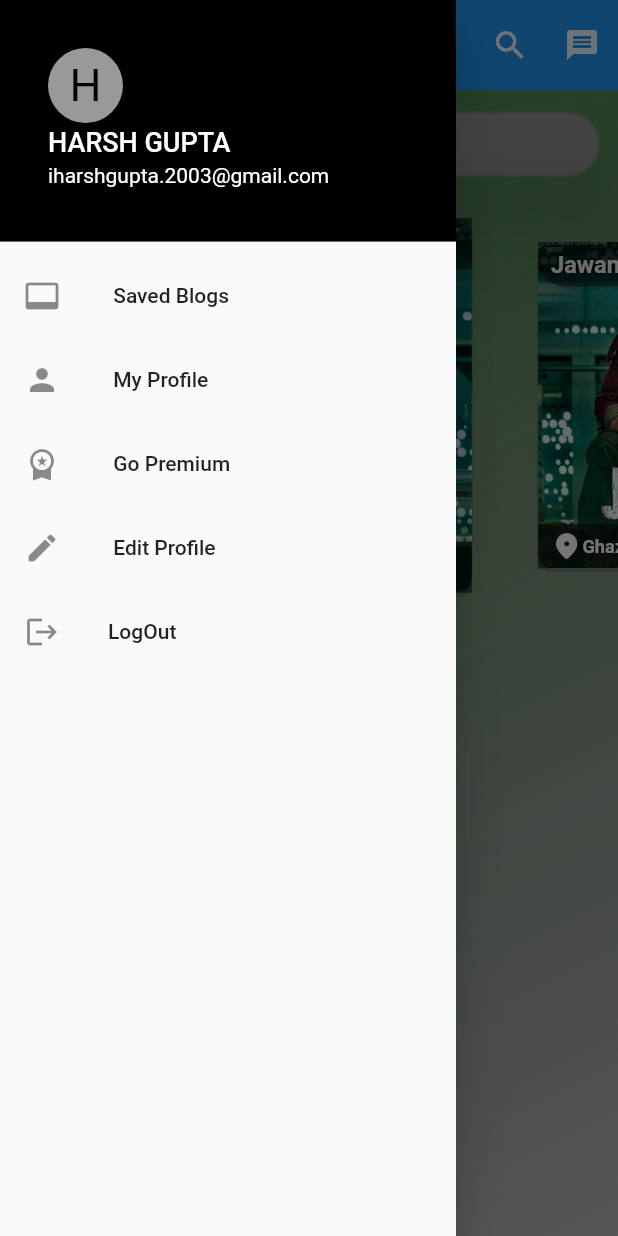
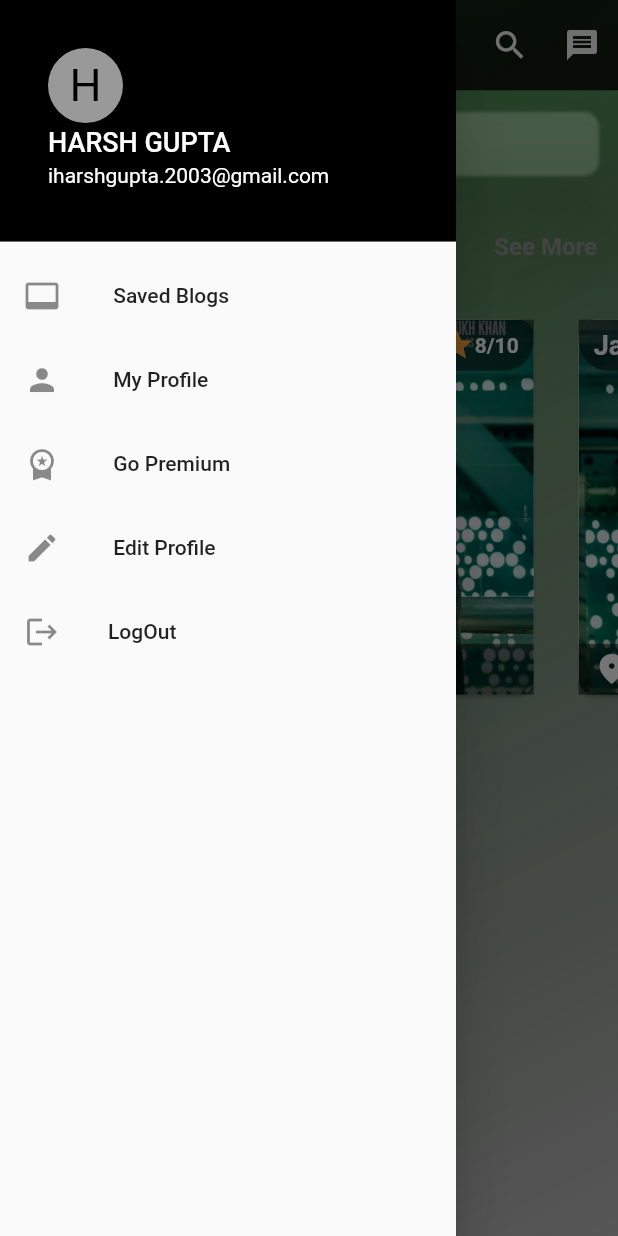
Before and after one commit to HarshGupta0/MovieTicketBooking, a Flutter app: the screen it shows after launch, with the side drawer open, on a phone screen of 412 x 824 dp. Run offline on Flutter 3.47's test engine with Material 2 defaults, Android fonts, the phone set to English and light mode, and no system bars; drawn by our look-alikes of carousel_slider; our stand-ins replace lottie; missing offline and left inert: gradient_textfield.

Commit message:
made some changes

```diff
--- a/lib/view/home.dart
+++ b/lib/view/home.dart
@@ -5,6 +5,7 @@ import 'package:movieticket/effects/glitch.dart';
 import 'package:movieticket/model/SearchModel.dart';
 import 'package:movieticket/widgets/SearchField.dart';
 import 'package:movieticket/widgets/carousel_sliderCard.dart';
+import 'package:movieticket/widgets/drawer.dart';
 
 class Home extends StatefulWidget {
   const Home({Key? key}) : super(key: key);
@@ -26,7 +27,8 @@ class _HomeState extends State<Home> {
               colors: [Colors.green.shade600,Colors.black26])),
       child: Scaffold(
         backgroundColor: Colors.transparent,
-        appBar: AppBar(
+        appBar:AppBar(
+          backgroundColor: Colors.black.withOpacity(.8),
           title: GlithEffect(
             child: Text("Now Showing"),
           ),
@@ -54,84 +56,22 @@ class _HomeState extends State<Home> {
           elevation: 50.0,
           systemOverlayStyle: SystemUiOverlayStyle.light,
         ),
-        drawer: Drawer(
-          child: ListView(
-            padding: EdgeInsets.all(0),
-            children: [
-              DrawerHeader(
-                decoration: BoxDecoration(
-                  color: Colors.black,
-                ), //BoxDecoration
-                child: UserAccountsDrawerHeader(
-                  decoration: BoxDecoration(
-                    color: Colors.black,
-                  ),
-                  accountName: Text(
-                    "HARSH GUPTA",
-                    style: TextStyle(fontSize: 18),
-                  ),
-                  accountEmail: Text("iharshgupta.2003@gmail.com"),
-                  currentAccountPictureSize: Size.square(50),
-                  currentAccountPicture: CircleAvatar(
-                    backgroundColor: Colors.white.withOpacity(.6),
-                    child: Text(
-                      "H",
-                      style: TextStyle(fontSize: 30.0, color: Colors.black),
-                    ), //Text
-                  ), //circleAvatar
-                ), //UserAccountDrawerHeader
-              ),
-              ListTile(
-                leading: Icon(Icons.video_label),
-                title: Text(' Saved Blogs '),
-                onTap: () {
-                  //   Navigator.push(
-                  //       context,
-                  //       MaterialPageRoute(
-                  //           builder: (context) =>
-                  //               Liked()));
-                },
-              ), //DrawerHeader
-              ListTile(
-                leading: Icon(Icons.person),
-                title: Text(' My Profile '),
-                onTap: () {
-                  //   Navigator.push(
-                  //       context,
-                  //       MaterialPageRoute(
-                  //           builder: (context) =>
-                  //               Profile()));
-                },
-              ),
-              ListTile(
-                leading: Icon(Icons.workspace_premium),
-                title: Text(' Go Premium '),
-                onTap: () {
-                  Navigator.pop(context);
-                },
-              ),
-              ListTile(
-                leading: Icon(Icons.edit),
-                title: Text(' Edit Profile '),
-                onTap: () {
-                  Navigator.pop(context);
-                },
-              ),
-              ListTile(
-                leading: Icon(Icons.logout),
-                title: Text('LogOut'),
-                onTap: () {
-                  Navigator.pop(context);
-                },
-              ),
-            ],
-          ),
-        ),
+        drawer:drawer(),
         body: Container(
           child: SingleChildScrollView(
             child: Column(
               children: [
                 InputText(MylableText: "Find Movie"),
+                SizedBox(height: 10,),
+                Container(
+                  margin: EdgeInsets.symmetric(horizontal: 6),
+                  child: Row(
+                  mainAxisAlignment: MainAxisAlignment.spaceBetween,
+                  children: [
+                    Text("New Movies",style: TextStyle(fontWeight: FontWeight.bold,color: Colors.white,fontSize: 25),),
+                    TextButton(onPressed: (){}, child:Text("See More",style: TextStyle(color: Colors.grey,fontSize: 16,fontWeight: FontWeight.bold),))
+                  ],),),
+                SizedBox(height: 10,),
                 CarouselSlider(
                   items: [
                     //1st Image of Slider
@@ -177,15 +117,15 @@ class _HomeState extends State<Home> {
                   //Slider Container properties
                   options: CarouselOptions(
                     height: 280,
-                    enlargeCenterPage: true,
                     autoPlay: true,
                     aspectRatio: 15 / 20,
-                    autoPlayCurve: Curves.fastOutSlowIn,
+                    autoPlayCurve: Curves.fastEaseInToSlowEaseOut,
                     enableInfiniteScroll: true,
                     autoPlayAnimationDuration: Duration(milliseconds: 200),
-                    viewportFraction: 0.6,
+
                   ),
                 ),
+
               ],
             ),
           ),
--- a/lib/widgets/SearchField.dart
+++ b/lib/widgets/SearchField.dart
@@ -11,16 +11,20 @@ class InputText extends StatelessWidget {
 
   @override
   Widget build(BuildContext context) {
-    return Container(
+    return InkWell(
+      onTap: () {
+        showSearch(context: context, delegate: CustomSearchDelegate());
+      },
+      child: Container(
         alignment: Alignment.center,
         margin: EdgeInsets.all(15),
         width: double.infinity,
         height: 40,
         decoration: BoxDecoration(
-          borderRadius: BorderRadius.circular(20),
+          borderRadius: BorderRadius.circular(10),
           boxShadow: [
             BoxShadow(
-              color: Colors.grey,
+              color: Colors.green.shade200,
               offset: Offset(1.0, 1.0),
               spreadRadius: (1.0),
               blurRadius: (1.0),
@@ -28,13 +32,16 @@ class InputText extends StatelessWidget {
           ],
         ),
         child: InkWell(
-          onTap:  () {
-            showSearch(
-                context: context, delegate: CustomSearchDelegate()
-            );
+          onTap: () {
+            showSearch(context: context, delegate: CustomSearchDelegate());
           },
-          child:Text("$MylableText",style: TextStyle(fontSize: 15,fontWeight: FontWeight.bold),),
+          child: Text(
+            "$MylableText",
+            style: TextStyle(
+                fontSize: 15, fontWeight: FontWeight.bold, color: Colors.white),
+          ),
         ),
+      ),
     );
   }
 }
--- a/lib/widgets/carousel_sliderCard.dart
+++ b/lib/widgets/carousel_sliderCard.dart
@@ -65,6 +65,7 @@ class CarouselCard extends StatelessWidget {
               decoration: BoxDecoration(
                 borderRadius: BorderRadius.only(
                   bottomLeft: Radius.circular(20),
+                  bottomRight: Radius.circular(20),
                 ),
                 color: Colors.black.withOpacity(.5),
               ),
--- /dev/null
+++ b/lib/widgets/drawer.dart
@@ -0,0 +1,86 @@
+import 'package:flutter/material.dart';
+class drawer extends StatefulWidget {
+  const drawer({Key? key}) : super(key: key);
+
+  @override
+  State<drawer> createState() => _drawerState();
+}
+
+class _drawerState extends State<drawer> {
+  @override
+  Widget build(BuildContext context) {
+    return  Drawer(
+      child: ListView(
+        padding: EdgeInsets.all(0),
+        children: [
+          DrawerHeader(
+            decoration: BoxDecoration(
+              color: Colors.black,
+            ), //BoxDecoration
+            child: UserAccountsDrawerHeader(
+              decoration: BoxDecoration(
+                color: Colors.black,
+              ),
+              accountName: Text(
+                "HARSH GUPTA",
+                style: TextStyle(fontSize: 18),
+              ),
+              accountEmail: Text("iharshgupta.2003@gmail.com"),
+              currentAccountPictureSize: Size.square(50),
+              currentAccountPicture: CircleAvatar(
+                backgroundColor: Colors.white.withOpacity(.6),
+                child: Text(
+                  "H",
+                  style: TextStyle(fontSize: 30.0, color: Colors.black),
+                ), //Text
+              ), //circleAvatar
+            ), //UserAccountDrawerHeader
+          ),
+          ListTile(
+            leading: Icon(Icons.video_label),
+            title: Text(' Saved Blogs '),
+            onTap: () {
+              //   Navigator.push(
+              //       context,
+              //       MaterialPageRoute(
+              //           builder: (context) =>
+              //               Liked()));
+            },
+          ), //DrawerHeader
+          ListTile(
+            leading: Icon(Icons.person),
+            title: Text(' My Profile '),
+            onTap: () {
+              //   Navigator.push(
+              //       context,
+              //       MaterialPageRoute(
+              //           builder: (context) =>
+              //               Profile()));
+            },
+          ),
+          ListTile(
+            leading: Icon(Icons.workspace_premium),
+            title: Text(' Go Premium '),
+            onTap: () {
+              Navigator.pop(context);
+            },
+          ),
+          ListTile(
+            leading: Icon(Icons.edit),
+            title: Text(' Edit Profile '),
+            onTap: () {
+              Navigator.pop(context);
+            },
+          ),
+          ListTile(
+            leading: Icon(Icons.logout),
+            title: Text('LogOut'),
+            onTap: () {
+              Navigator.pop(context);
+            },
+          ),
+        ],
+      ),
+    );
+  }
+}
```
Also changed, not shown: lib/widgets/MainCard.dart (added), 2 other files.
